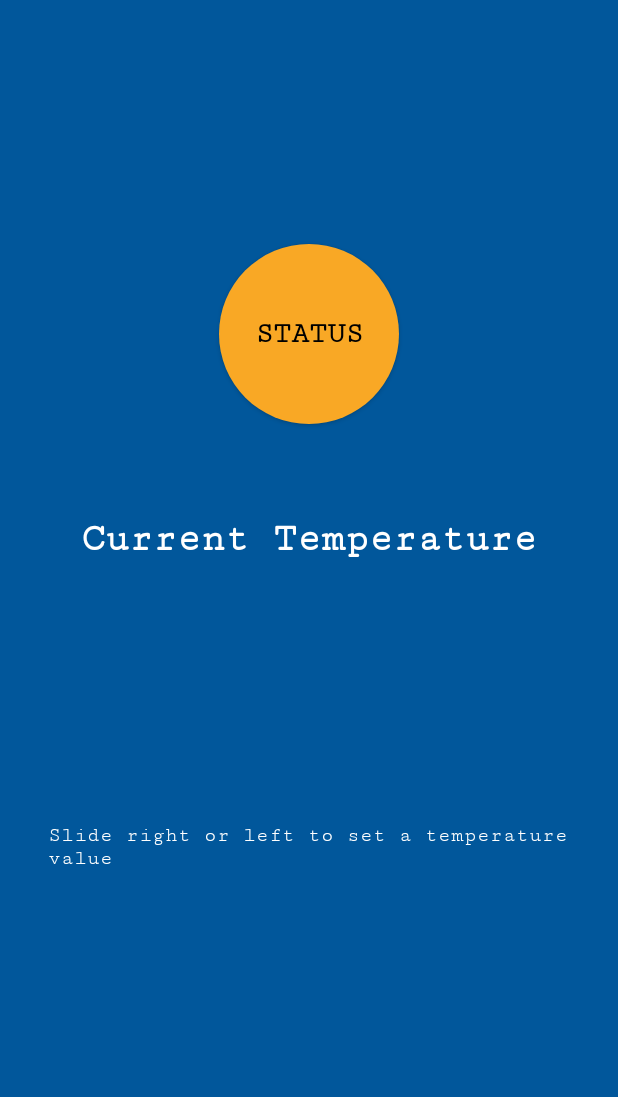
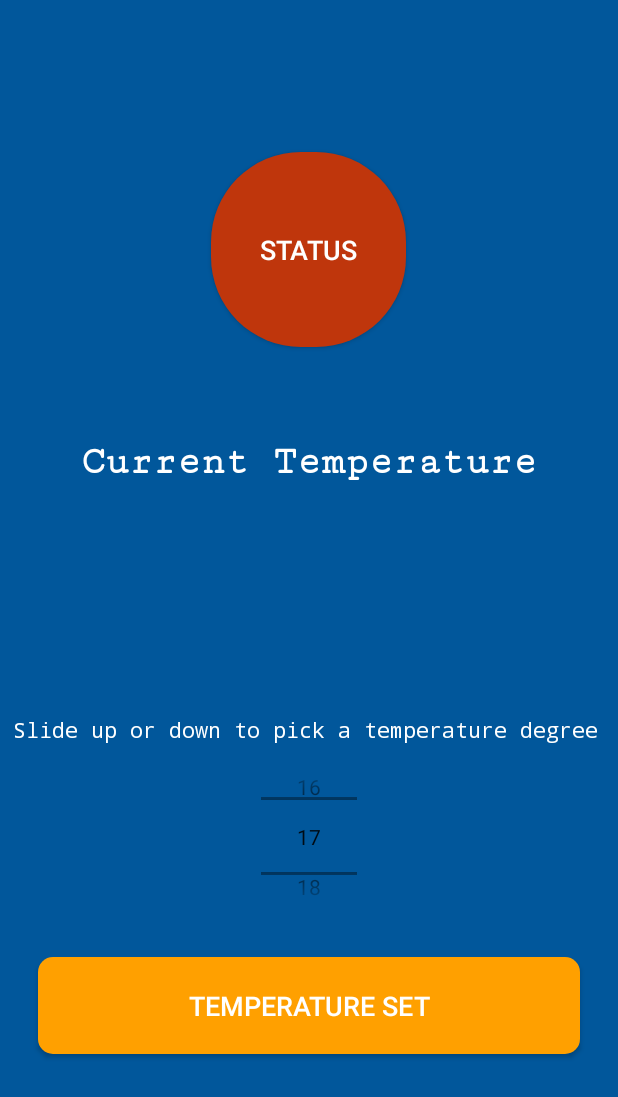
Before and after one commit to Zotri/iot_thermo, an Android app: the StartTempCheckActivity screen opened directly, with no data from a screen before it, on a phone screen of 412 x 824 dp. Shown: the top 1097 px of the screen. Run offline under Robolectric (Android 15) with nearby library versions, the phone set to English and light mode, and no system bars; libraries missing offline, so code that uses them is left out: org.eclipse.paho; 1 statement that could not run was skipped.

Commit message:
enhance view and pick temp degree from a PickNumber Widget. Preparing MQTT Publish command

```diff
--- /dev/null
+++ b/thermalApp/app/src/main/java/com/example/thermalapp/NumberPickerWithXml.java
@@ -0,0 +1,41 @@
+package com.example.thermalapp;
+
+import android.content.Context;
+import android.content.res.TypedArray;
+import android.util.AttributeSet;
+import android.widget.NumberPicker;
+
+public class NumberPickerWithXml extends NumberPicker {
+
+    public NumberPickerWithXml(Context context) {
+        super(context);
+    }
+
+    public NumberPickerWithXml(Context context, AttributeSet attrs) {
+        super(context, attrs);
+        processXmlAttributes(attrs, 0, 0);
+    }
+
+
+    public NumberPickerWithXml(Context context, AttributeSet attrs, int defStyleAttr) {
+        super(context, attrs, defStyleAttr);
+        processXmlAttributes(attrs, defStyleAttr, 0);
+    }
+
+    public NumberPickerWithXml(Context context, AttributeSet attrs, int defStyleAttr, int defStyleRes) {
+        super(context, attrs, defStyleAttr, defStyleRes);
+        processXmlAttributes(attrs, defStyleAttr, defStyleRes);
+    }
+
+    private void processXmlAttributes(AttributeSet attrs, int defStyleAttr, int defStyleRes) {
+        TypedArray attributes = getContext().getTheme().obtainStyledAttributes(attrs, R.styleable.NumberPickerWithXml, defStyleAttr, defStyleRes);
+
+        try {
+            this.setMinValue(attributes.getInt(R.styleable.NumberPickerWithXml_minValue, 0));
+            this.setMaxValue(attributes.getInt(R.styleable.NumberPickerWithXml_maxValue, 0));
+            this.setValue(attributes.getInt(R.styleable.NumberPickerWithXml_defaultValue, 0));
+        } finally {
+            attributes.recycle();
+        }
+    }
+}
--- a/thermalApp/app/src/main/java/com/example/thermalapp/StartMqttActivity.java
+++ b/thermalApp/app/src/main/java/com/example/thermalapp/StartMqttActivity.java
@@ -2,18 +2,11 @@ package com.example.thermalapp;
 
 import android.content.Context;
 import android.content.Intent;
-import android.graphics.Color;
 import android.net.wifi.WifiInfo;
 import android.net.wifi.WifiManager;
 import android.util.Log;
-import android.view.Gravity;
-import android.view.LayoutInflater;
 import android.view.View;
-import android.view.ViewGroup;
-import android.widget.Button;
-import android.widget.ImageButton;
-import android.widget.TextView;
-import android.widget.Toast;
+import android.widget.*;
 import androidx.appcompat.app.AppCompatActivity;
 import android.os.Bundle;
 
@@ -56,7 +49,7 @@ public class StartMqttActivity extends AppCompatActivity {
         String ipAddr = wifiIpAddress(getApplicationContext());
         String ssid = wifiInfo.getSSID();
 
-        Toast.makeText(getBaseContext(), "Ip Address: " + ipAddr + "\n" + "Wifi SSID: " + ssid, Toast.LENGTH_LONG).show();
+        Toast.makeText(getBaseContext(), "Ip Address: " + ipAddr + "\n" + "Wifi SSID: " + ssid, Toast.LENGTH_SHORT).show();
     }
 
     private String wifiIpAddress(Context applicationContext) {
--- a/thermalApp/app/src/main/java/com/example/thermalapp/StartTempCheckActivity.java
+++ b/thermalApp/app/src/main/java/com/example/thermalapp/StartTempCheckActivity.java
@@ -1,32 +1,50 @@
 package com.example.thermalapp;
 
+import android.os.Bundle;
 import android.util.Log;
 import android.view.View;
-import android.widget.*;
+import android.widget.Button;
+import android.widget.NumberPicker;
+import android.widget.TextView;
+import android.widget.Toast;
 import androidx.appcompat.app.AppCompatActivity;
-import android.os.Bundle;
 import org.eclipse.paho.android.service.MqttAndroidClient;
 import org.eclipse.paho.client.mqttv3.*;
 import org.json.JSONObject;
 
-public class StartTempCheckActivity extends AppCompatActivity implements MqttCallbackExtended {
-    public MqttAndroidClient mqttAndroidClient;
-
+public class StartTempCheckActivity extends AppCompatActivity implements MqttCallbackExtended, NumberPicker.OnValueChangeListener {
     final String BROKER_URL = "tcp://192.168.1.113:1883";
     final String TOPIC = "tele/temp/SENSOR";
     final String USERNAME = "motri";
     final String PASSWORD = "motri";
     final String CLIENT_ID = "android " + MqttClient.generateClientId();
-
+    public MqttAndroidClient mqttAndroidClient;
     TextView dataReceived;
     TextView topicSelected;
     Button connectMqttBtn;
+    TextView tvShowNumberPicker;
+    NumberPickerWithXml numberPicker;
+
 
     @Override
     protected void onCreate(Bundle savedInstanceState) {
         super.onCreate(savedInstanceState);
         setContentView(R.layout.activity_start_temp_check);
 
+        tvShowNumberPicker = findViewById(R.id.show_number_picker_text);
+        numberPicker = findViewById(R.id.temp_degree_picker);
+
+        numberPicker.setOnValueChangedListener(this);
+        //numberPicker.setFocusedByDefault(true);
+
+        /*
+        numberPicker.setOnFocusChangeListener(new View.OnFocusChangeListener() {
+            @Override
+            public void onFocusChange(View view, boolean b) {
+                //publish();
+            }
+        });
+*/
         connectMqttBtn = findViewById(R.id.btn_mqtt_connect);
         connectMqttBtn.setOnClickListener(new View.OnClickListener() {
             @Override
@@ -39,9 +57,14 @@ public class StartTempCheckActivity extends AppCompatActivity implements MqttCal
         });
     }
 
+    private void publish() {
+        int settedValue = numberPicker.getValue();
+
+    }
+
     private void startMqtt() {
-        dataReceived = (TextView) findViewById(R.id.text_temp_value);
-        topicSelected = (TextView) findViewById(R.id.text_topic_value);
+        dataReceived = findViewById(R.id.text_temp_value);
+        topicSelected = findViewById(R.id.text_topic_value);
 
         mqttAndroidClient = new MqttAndroidClient(this.getApplicationContext(), BROKER_URL, CLIENT_ID);
         byte[] payload = "Android logs out from broker...".getBytes();
@@ -67,7 +90,7 @@ public class StartTempCheckActivity extends AppCompatActivity implements MqttCal
 
                         @Override
                         public void messageArrived(String topic, MqttMessage message) throws Exception {
-                            String payloadToJson = new JSONObject(new String(String.valueOf(message))).toString();
+                            String payloadToJson = new JSONObject(String.valueOf(message)).toString();
                             Log.d("temperature", payloadToJson);
 
 
@@ -77,7 +100,7 @@ public class StartTempCheckActivity extends AppCompatActivity implements MqttCal
                             String temp = location.getString("Temperature");
 
                             Log.d("temperature", temp + "°");
-                            dataReceived.setText(temp + "°");
+                            dataReceived.setText(temp + "\u2103");
 
                         }
 
@@ -87,7 +110,7 @@ public class StartTempCheckActivity extends AppCompatActivity implements MqttCal
                         }
                     });
                     // We are connected
-                    Toast.makeText(getBaseContext(), "Client is connected", Toast.LENGTH_LONG).show();
+                    Toast.makeText(getBaseContext(), "Client is connected", Toast.LENGTH_SHORT).show();
                 }
 
                 @Override
@@ -148,7 +171,12 @@ public class StartTempCheckActivity extends AppCompatActivity implements MqttCal
     public void connectComplete(boolean reconnect, String serverURI) {
 
     }
+
+    @Override
+    public void onValueChange(NumberPicker numberPicker, int i, int i1) {
+        Log.d("old", i + "°" + "new" + i1);
+        tvShowNumberPicker.setText(" \u2103 degree to set");
+    }
     //TODO implement publish method
-    // publish to subsribe with topic tele/%topic%/STATUS to retrieve a payload with least info as json
-    //TODO manually trigger value of current temperature value
+    // publish to subscribe with topic tele/%topic%/STATUS to retrieve a payload with least info as json
 }
--- /dev/null
+++ b/thermalApp/app/src/main/res/drawable/btn_round_network.xml
@@ -0,0 +1,14 @@
+<?xml version="1.0" encoding="utf-8"?>
+<selector xmlns:android="http://schemas.android.com/apk/res/android">
+    <item android:state_pressed="false">
+        <shape android:shape="rectangle">
+            <solid android:color="#BF360C"/>
+            <corners android:radius="60dp"/>
+        </shape>
+    </item>
+    <item android:state_pressed="true">
+        <shape android:shape="oval">
+            <solid android:color="#00796B"/>
+        </shape>
+    </item>
+</selector>
--- a/thermalApp/app/src/main/res/drawable/btn_temp_check.xml
+++ b/thermalApp/app/src/main/res/drawable/btn_temp_check.xml
@@ -1,7 +1,7 @@
 <?xml version="1.0" encoding="utf-8"?>
 <shape
-    android:shape="rectangle"
-    xmlns:android="http://schemas.android.com/apk/res/android">
-    <corners android:radius="10dp" />
+        android:shape="rectangle"
+        xmlns:android="http://schemas.android.com/apk/res/android">
+    <corners android:radius="10dp"/>
     <solid android:color="#BF360C"/>
 </shape>
--- a/thermalApp/gradle/wrapper/gradle-wrapper.properties
+++ b/thermalApp/app/src/main/res/drawable/btn_temperature_set.xml
@@ -1,6 +1,7 @@
-#Sat Nov 07 11:53:09 CET 2020
-distributionBase=GRADLE_USER_HOME
-distributionUrl=https\://services.gradle.org/distributions/gradle-5.6.4-all.zip
-distributionPath=wrapper/dists
-zipStorePath=wrapper/dists
-zipStoreBase=GRADLE_USER_HOME
+<?xml version="1.0" encoding="utf-8"?>
+<shape
+        android:shape="rectangle"
+        xmlns:android="http://schemas.android.com/apk/res/android">
+    <corners android:radius="10dp"/>
+    <solid android:color="#FFA000"/>
+</shape>
--- a/thermalApp/app/src/main/res/drawable/info.xml
+++ b/thermalApp/app/src/main/res/drawable/info.xml
@@ -4,6 +4,6 @@
         android:viewportWidth="24.0"
         android:viewportHeight="24.0">
     <path
-        android:fillColor="#009688"
-        android:pathData="M12,2C6.48,2 2,6.48 2,12s4.48,10 10,10 10,-4.48 10,-10S17.52,2 12,2zM13,17h-2v-6h2v6zM13,9h-2L11,7h2v2z"/>
+            android:fillColor="#009688"
+            android:pathData="M12,2C6.48,2 2,6.48 2,12s4.48,10 10,10 10,-4.48 10,-10S17.52,2 12,2zM13,17h-2v-6h2v6zM13,9h-2L11,7h2v2z"/>
 </vector>
--- a/thermalApp/app/src/main/res/drawable/refresh.xml
+++ b/thermalApp/app/src/main/res/drawable/refresh.xml
@@ -4,6 +4,6 @@
         android:viewportWidth="24.0"
         android:viewportHeight="24.0">
     <path
-        android:fillColor="#009688"
-        android:pathData="M17.65,6.35C16.2,4.9 14.21,4 12,4c-4.42,0 -7.99,3.58 -7.99,8s3.57,8 7.99,8c3.73,0 6.84,-2.55 7.73,-6h-2.08c-0.82,2.33 -3.04,4 -5.65,4 -3.31,0 -6,-2.69 -6,-6s2.69,-6 6,-6c1.66,0 3.14,0.69 4.22,1.78L13,11h7V4l-2.35,2.35z"/>
+            android:fillColor="#009688"
+            android:pathData="M17.65,6.35C16.2,4.9 14.21,4 12,4c-4.42,0 -7.99,3.58 -7.99,8s3.57,8 7.99,8c3.73,0 6.84,-2.55 7.73,-6h-2.08c-0.82,2.33 -3.04,4 -5.65,4 -3.31,0 -6,-2.69 -6,-6s2.69,-6 6,-6c1.66,0 3.14,0.69 4.22,1.78L13,11h7V4l-2.35,2.35z"/>
 </vector>
--- a/thermalApp/app/src/main/res/drawable/round_btn_network.xml
+++ /dev/null
@@ -1,14 +0,0 @@
-<?xml version="1.0" encoding="utf-8"?>
-<selector xmlns:android="http://schemas.android.com/apk/res/android">
-<item android:state_pressed="false">
-    <shape android:shape="rectangle">
-        <solid android:color="#F9A825"/>
-        <corners android:radius="60dp" />
-    </shape>
-</item>
-<item android:state_pressed="true">
-    <shape android:shape="oval">
-        <solid android:color="#00796B"/>
-    </shape>
-</item>
-</selector>
--- a/thermalApp/app/src/main/res/drawable/wifi_off.xml
+++ b/thermalApp/app/src/main/res/drawable/wifi_off.xml
@@ -4,6 +4,6 @@
         android:viewportWidth="24.0"
         android:viewportHeight="24.0">
     <path
-        android:fillColor="#009688"
-        android:pathData="M23.64,7c-0.45,-0.34 -4.93,-4 -11.64,-4 -1.5,0 -2.89,0.19 -4.15,0.48L18.18,13.8 23.64,7zM17.04,15.22L3.27,1.44 2,2.72l2.05,2.06C1.91,5.76 0.59,6.82 0.36,7l11.63,14.49 0.01,0.01 0.01,-0.01 3.9,-4.86 3.32,3.32 1.27,-1.27 -3.46,-3.46z"/>
+            android:fillColor="#009688"
+            android:pathData="M23.64,7c-0.45,-0.34 -4.93,-4 -11.64,-4 -1.5,0 -2.89,0.19 -4.15,0.48L18.18,13.8 23.64,7zM17.04,15.22L3.27,1.44 2,2.72l2.05,2.06C1.91,5.76 0.59,6.82 0.36,7l11.63,14.49 0.01,0.01 0.01,-0.01 3.9,-4.86 3.32,3.32 1.27,-1.27 -3.46,-3.46z"/>
 </vector>
--- a/thermalApp/app/src/main/res/drawable/wifi_on.xml
+++ b/thermalApp/app/src/main/res/drawable/wifi_on.xml
@@ -4,6 +4,6 @@
         android:viewportWidth="24.0"
         android:viewportHeight="24.0">
     <path
-        android:fillColor="#009688"
-        android:pathData="M23,16v-1.5c0,-1.4 -1.1,-2.5 -2.5,-2.5S18,13.1 18,14.5L18,16c-0.5,0 -1,0.5 -1,1v4c0,0.5 0.5,1 1,1h5c0.5,0 1,-0.5 1,-1v-4c0,-0.5 -0.5,-1 -1,-1zM22,16h-3v-1.5c0,-0.8 0.7,-1.5 1.5,-1.5s1.5,0.7 1.5,1.5L22,16zM15.5,14.5c0,-2.8 2.2,-5 5,-5 0.4,0 0.7,0 1,0.1L23.6,7c-0.4,-0.3 -4.9,-4 -11.6,-4C5.3,3 0.8,6.7 0.4,7L12,21.5l3.5,-4.4v-2.6z"/>
+            android:fillColor="#009688"
+            android:pathData="M23,16v-1.5c0,-1.4 -1.1,-2.5 -2.5,-2.5S18,13.1 18,14.5L18,16c-0.5,0 -1,0.5 -1,1v4c0,0.5 0.5,1 1,1h5c0.5,0 1,-0.5 1,-1v-4c0,-0.5 -0.5,-1 -1,-1zM22,16h-3v-1.5c0,-0.8 0.7,-1.5 1.5,-1.5s1.5,0.7 1.5,1.5L22,16zM15.5,14.5c0,-2.8 2.2,-5 5,-5 0.4,0 0.7,0 1,0.1L23.6,7c-0.4,-0.3 -4.9,-4 -11.6,-4C5.3,3 0.8,6.7 0.4,7L12,21.5l3.5,-4.4v-2.6z"/>
 </vector>
--- a/thermalApp/app/src/main/res/layout/activity_main.xml
+++ b/thermalApp/app/src/main/res/layout/activity_main.xml
@@ -26,7 +26,7 @@
                 android:text="Check network status"
                 android:layout_marginTop="20dp"
                 android:layout_gravity="center|bottom"
-            android:background="@drawable/round_btn_network"
+                android:background="@drawable/btn_round_network"
         />
     </LinearLayout>
 
--- a/thermalApp/app/src/main/res/layout/activity_offline.xml
+++ b/thermalApp/app/src/main/res/layout/activity_offline.xml
@@ -59,7 +59,7 @@
                 android:drawablePadding="-50dp"
                 android:layout_marginTop="20dp"
                 android:layout_gravity="center|bottom"
-                android:background="@drawable/round_btn_network"
+                android:background="@drawable/btn_round_network"
                 tools:ignore="HardcodedText,RtlSymmetry"/>
     </LinearLayout>
 
--- a/thermalApp/app/src/main/res/layout/activity_start_temp_check.xml
+++ b/thermalApp/app/src/main/res/layout/activity_start_temp_check.xml
@@ -12,22 +12,21 @@
             android:layout_width="match_parent"
             android:layout_height="match_parent"
             android:orientation="vertical"
-            android:layout_margin="10dp"
+            android:layout_margin="5dp"
             android:gravity="center"
             android:layout_alignParentTop="true">
         <Button
                 android:id="@+id/btn_mqtt_connect"
-                android:layout_width="120dp"
-                android:layout_height="120dp"
+                android:layout_width="130dp"
+                android:layout_height="130dp"
                 android:text="Status"
-                android:textSize="20sp"
-                android:textStyle="bold"
-                android:fontFamily="serif-monospace"
-                android:textColor="#000"
+                android:textSize="8pt"
+                android:textColor="#fff"
                 android:padding="21dp"
                 android:gravity="center_vertical|center_horizontal"
-                android:background="@drawable/round_btn_network"
+                android:background="@drawable/btn_round_network"
                 tools:ignore="HardcodedText,RtlSymmetry"/>
+
         <TextView
                 android:id="@+id/text_topic_value"
                 android:layout_width="wrap_content"
@@ -62,16 +61,51 @@
 
         <TextView
                 android:layout_width="match_parent"
+                android:paddingStart="2dp"
                 android:layout_height="wrap_content"
-                android:layout_margin="10pt"
+                android:layout_margin="1dp"
                 android:textColor="#fff"
-                android:fontFamily="serif-monospace"
-                android:text="Slide right or left to set a temperature value"
+                android:fontFamily="monospace"
+                android:text="Slide up or down to pick a temperature degree"
+                tools:ignore="HardcodedText,RtlSymmetry"/>
+        <RelativeLayout
+                android:layout_width="match_parent"
+                android:layout_height="110dp"
+                android:padding="5dp"
+                android:layout_gravity="center_horizontal"
+                android:layout_margin="5dp">
+            <TextView
+                    android:id="@+id/show_number_picker_text"
+                    android:layout_toEndOf="@+id/temp_degree_picker"
+                    android:textSize="13sp"
+                    android:fontFamily="monospace"
+                    android:textColor="#fff"
+                    android:layout_centerInParent="true"
+                    android:layout_margin="1dp"
+                    android:layout_width="match_parent"
+                    android:layout_height="wrap_content"/>
+            <com.example.thermalapp.NumberPickerWithXml
+                    app:maxValue="30"
+                    app:minValue="14"
+                    android:layout_marginEnd="10dp"
+                    android:layout_centerInParent="true"
+                    android:id="@+id/temp_degree_picker"
+                    android:layout_width="wrap_content"
+                    android:layout_height="180dp"/>
+        </RelativeLayout>
+        <Button
+                android:id="@+id/btn_set_temp"
+                android:paddingTop="20dp"
+                android:textColor="#fff"
+                android:textSize="8pt"
+                android:text="Temperature Set"
+                android:background="@drawable/btn_temperature_set"
+                android:paddingBottom="20dp"
+                android:paddingEnd="30dp"
+                android:paddingStart="30dp"
+                android:layout_width="match_parent"
+                android:layout_height="wrap_content"
+                android:layout_margin="20dp"
                 tools:ignore="HardcodedText"/>
-        <TextView
-                android:id="@+id/text_seek_bar"
-                android:layout_margin="20dp"
-                android:layout_width="wrap_content"
-                android:layout_height="wrap_content"/>
     </LinearLayout>
 </RelativeLayout>
--- /dev/null
+++ b/thermalApp/app/src/main/res/values/attrs.xml
@@ -0,0 +1,10 @@
+<?xml version="1.0" encoding="utf-8"?>
+<resources>
+
+    <declare-styleable name="NumberPickerWithXml">
+        <attr name="maxValue" format="integer"/>
+        <attr name="minValue" format="integer"/>
+        <attr name="defaultValue" format="integer"/>
+    </declare-styleable>
+
+</resources>
--- a/thermalApp/app/src/main/res/values/styles.xml
+++ b/thermalApp/app/src/main/res/values/styles.xml
@@ -1,4 +1,4 @@
-<resources xmlns:tools="http://schemas.android.com/tools">
+<resources>
 
     <!-- Base application theme. -->
     <style name="AppTheme" parent="Theme.AppCompat.Light.DarkActionBar">
```
Lines whose indentation alone changed are shown as unchanged.
